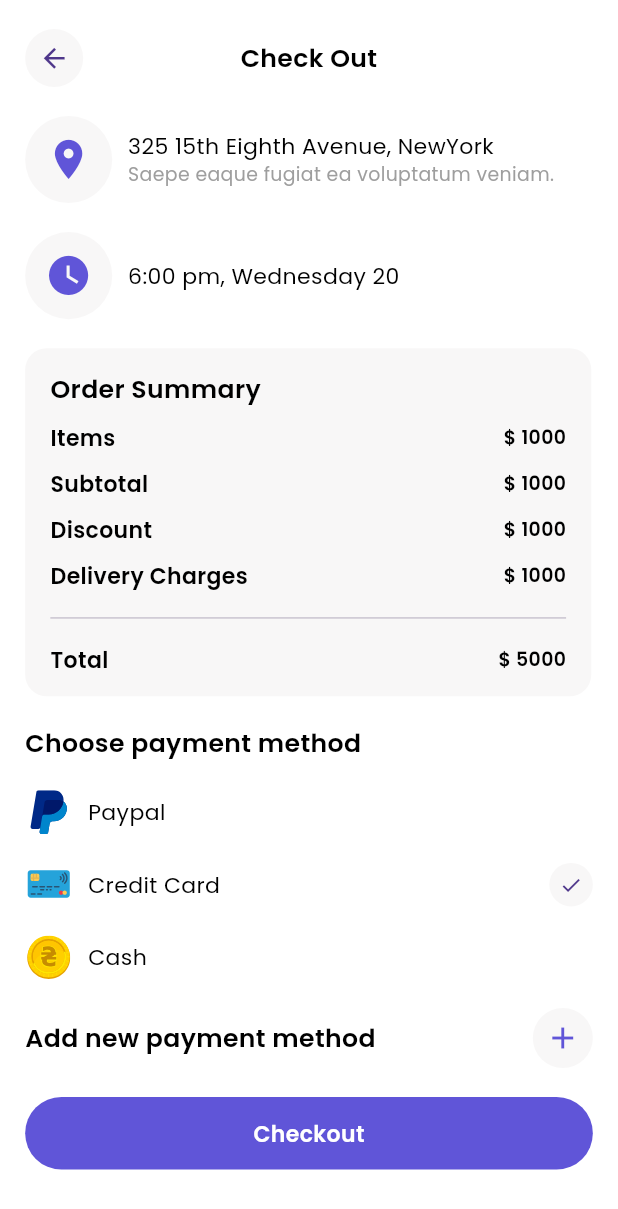
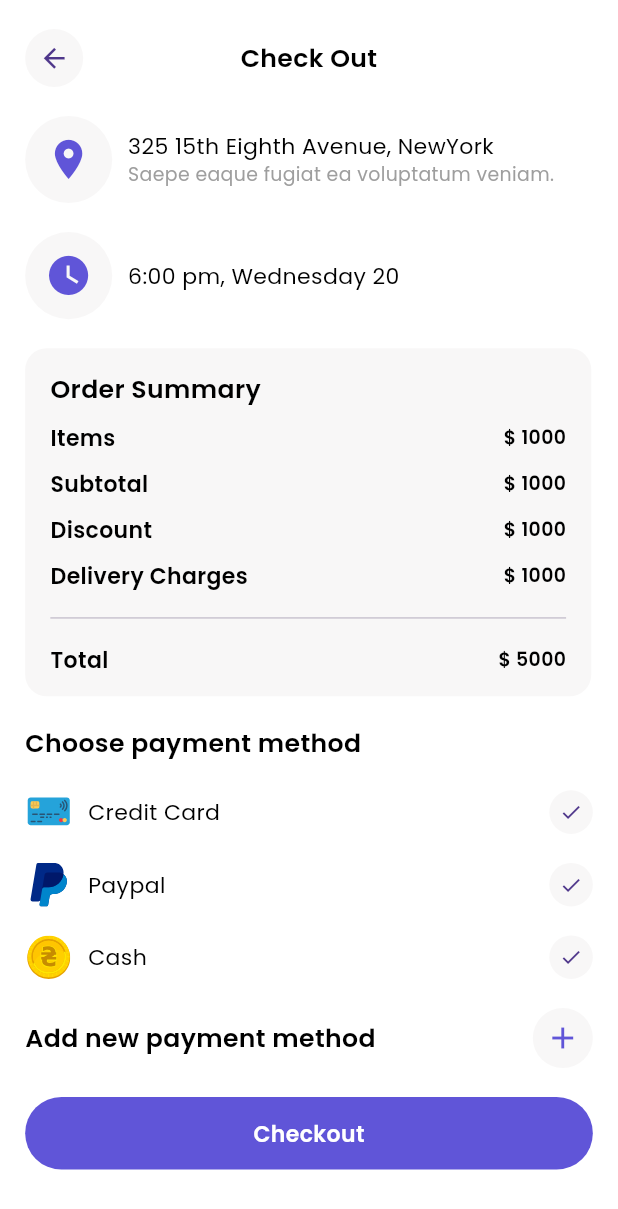
Before and after one commit to Kashannn/E-Commerce-App, a Flutter app: the CheckoutScreen screen opened directly, on a phone screen of 412 x 824 dp. Shown: the top 1209 px of the screen. Run offline on Flutter 3.47's test engine with Material 3 defaults, Android fonts, the phone set to English and light mode, and no system bars; our stand-ins replace flutter_screenutil, flutter_svg, get, google_fonts; missing offline and left inert: carousel_slider_plus.

```diff
--- a/lib/view/checkout_screen.dart
+++ b/lib/view/checkout_screen.dart
@@ -1,3 +1,4 @@
+import 'package:ecommerce/view/order_history.dart';
 import 'package:flutter/material.dart';
 import 'package:flutter_screenutil/flutter_screenutil.dart';
 import 'package:flutter_svg/svg.dart';
@@ -110,23 +111,6 @@ class _CheckoutScreenState extends State<CheckoutScreen> {
                 ),
                 SizedBox(height: 20.h),
                 Row(
-                  children: [
-                    SvgPicture.asset(
-                      AppImages.paypal,
-                      height: 30.h,
-                      width: 30.w,
-                    ),
-                    SizedBox(
-                      width: 10.w,
-                    ),
-                    Text(
-                      'Paypal',
-                      style: pStyleBlack14400,
-                    ),
-                  ],
-                ),
-                SizedBox(height: 20.h),
-                Row(
                   mainAxisAlignment: MainAxisAlignment.spaceBetween,
                   children: [
                     Row(children: [
@@ -155,7 +139,37 @@ class _CheckoutScreenState extends State<CheckoutScreen> {
                 ),
                 SizedBox(height: 20.h),
                 Row(
+                  mainAxisAlignment: MainAxisAlignment.spaceBetween,
                   children: [
+                    Row(children: [
+                      SvgPicture.asset(
+                        AppImages.paypal,
+                        height: 30.h,
+                        width: 30.w,
+                      ),
+                      SizedBox(
+                        width: 10.w,
+                      ),
+                      Text(
+                        'Paypal',
+                        style: pStyleBlack14400,
+                      ),
+                    ]),
+                    CircleAvatar(
+                      backgroundColor: AppColors.secondaryColor,
+                      child: Icon(
+                        Icons.check,
+                        size: 15.sp,
+                      ),
+                      radius: 15.r,
+                    )
+                  ],
+                ),
+                SizedBox(height: 20.h),
+                Row(
+                  mainAxisAlignment: MainAxisAlignment.spaceBetween,
+                  children: [
+                    Row(children: [
                       SvgPicture.asset(
                         AppImages.cash,
                         height: 30.h,
@@ -168,6 +182,15 @@ class _CheckoutScreenState extends State<CheckoutScreen> {
                         'Cash',
                         style: pStyleBlack14400,
                       ),
+                    ]),
+                    CircleAvatar(
+                      backgroundColor: AppColors.secondaryColor,
+                      child: Icon(
+                        Icons.check,
+                        size: 15.sp,
+                      ),
+                      radius: 15.r,
+                    )
                   ],
                 ),
                 SizedBox(height: 20.h),
@@ -190,7 +213,7 @@ class _CheckoutScreenState extends State<CheckoutScreen> {
                 SizedBox(height: 20.h),
                 GestureDetector(
                   onTap: () {
-                    Get.to(() => const CheckoutScreen());
+                    Get.to(() => const OrderHistory());
                   },
                   child: buildCheckoutButton(),
                 ),
```
Also changed, not shown: lib/view/order_history.dart (added, +16 -0 lines), 6 other files. Lines whose indentation alone changed are shown as unchanged.
